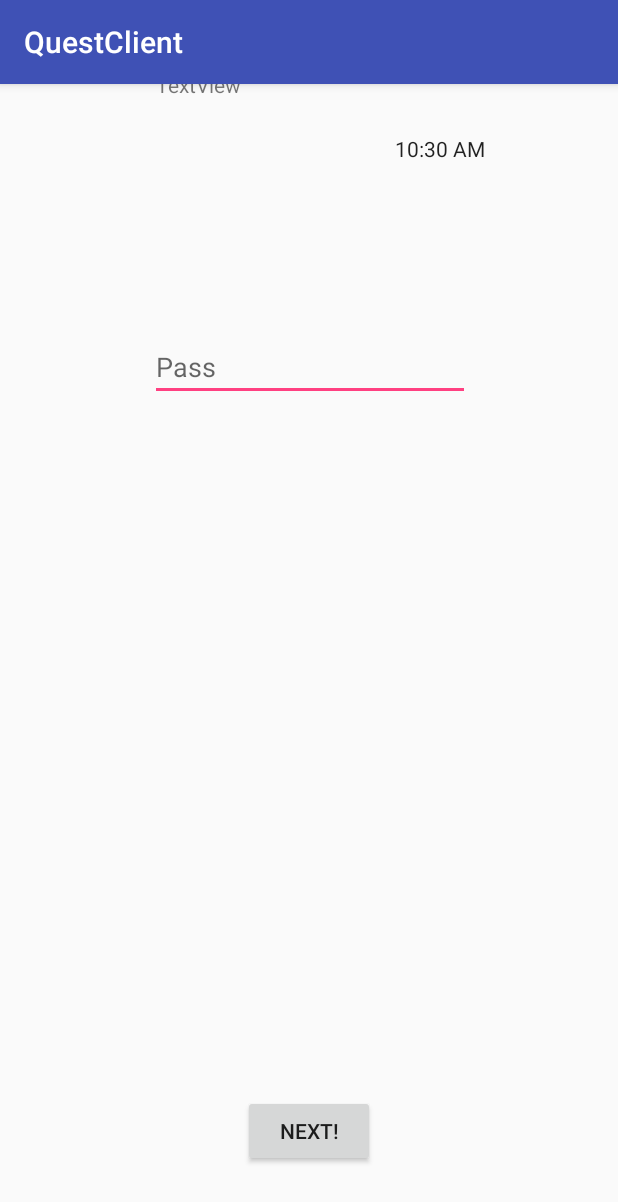
After one commit to DanielUrsachi/QuestServer, an Android app: the ParticipantActivity screen opened directly, with no data from a screen before it, on a phone screen of 412 x 824 dp. The commit adds this screen. Shown: the top 1202 px of the screen. Run offline under Robolectric (Android 15) with nearby library versions, the phone set to English and light mode, and no system bars.

Commit message:
communication client done

```diff
--- a/Android/app/build.gradle
+++ b/Android/app/build.gradle
@@ -24,8 +24,8 @@ dependencies {
     androidTestCompile('com.android.support.test.espresso:espresso-core:2.2.2', {
         exclude group: 'com.android.support', module: 'support-annotations'
     })
+
     compile 'com.android.support:appcompat-v7:25.3.1'
     compile 'com.android.support.constraint:constraint-layout:1.0.2'
     testCompile 'junit:junit:4.12'
-
 }
--- a/Android/app/src/main/AndroidManifest.xml
+++ b/Android/app/src/main/AndroidManifest.xml
@@ -1,6 +1,7 @@
 <?xml version="1.0" encoding="utf-8"?>
 <manifest xmlns:android="http://schemas.android.com/apk/res/android"
     package="com.example.dan.questclient">
+
     <uses-permission android:name="android.permission.INTERNET" />
     <uses-permission android:name="android.permission.NETWORK" />
     <uses-permission android:name="android.permission.ACCESS_NETWORK_STATE" />
@@ -21,7 +22,8 @@
             </intent-filter>
         </activity>
         <activity android:name=".CreatorActivity" />
-        <activity android:name=".RoomListActivity"></activity>
+        <activity android:name=".RoomListActivity" />
+        <activity android:name=".ParticipantActivity"></activity>
     </application>
 
 </manifest>
--- a/Android/app/src/main/java/com/example/dan/questclient/ClientCreator.java
+++ b/Android/app/src/main/java/com/example/dan/questclient/ClientCreator.java
@@ -20,7 +20,7 @@ import java.util.Vector;
 
 public class ClientCreator extends AsyncTask<String, Void, String> {
     public Event event;
-    public int request = 0;
+    public int request;
     public ClientCreator(Event event){
         this.event = event;
         this.request = 0;
--- /dev/null
+++ b/Android/app/src/main/java/com/example/dan/questclient/ClientParticipant.java
@@ -0,0 +1,104 @@
+package com.example.dan.questclient;
+
+import android.os.AsyncTask;
+
+import java.io.DataInputStream;
+import java.io.DataOutputStream;
+import java.io.ObjectInputStream;
+import java.net.InetAddress;
+import java.net.Socket;
+import java.util.Scanner;
+import java.util.Vector;
+
+/**
+ * Created by Dan on 19-Jun-17.
+ */
+
+public class ClientParticipant extends AsyncTask<String, Void, String> {
+    public Vector<String> names;
+    public Event event;
+    public String name;
+    public void setName(String name){
+        this.name = name;
+    }
+    public String getName(){
+        return this.name;
+    }
+    public Event getEvent(){
+        return this.event;
+    }
+    public void setEvent(){
+        Event event = new Event();
+
+        try {
+            InetAddress ip = InetAddress.getByName("10.0.2.2");
+            int port = 7879;
+
+            Socket socket = new Socket(ip, port);
+
+            DataInputStream in = new DataInputStream(socket.getInputStream());
+            DataOutputStream out = new DataOutputStream(socket.getOutputStream());
+            ObjectInputStream ois = new ObjectInputStream(socket.getInputStream());
+
+            out.writeUTF("object " + this.getName() );
+            out.flush();
+            //Thread.sleep(4000);
+             event = (Event) ois.readObject();
+            if(event != null){
+                out.writeUTF("end");
+            }
+
+
+
+            //event1.showEvent();
+
+
+
+
+
+
+//            vector  = (Vector<String>) ois.readObject();
+//
+//            if (vector != null){
+//                out.writeUTF("end");
+//                out.flush();
+//            }
+
+
+
+
+        } catch (Exception e) {
+            e.printStackTrace();
+        }
+
+        this.event = event;
+    }
+    public void setNames2(){
+        Vector<String> v1 = new Vector<String>();
+        v1.add("aa");
+        v1.add("bb");
+        v1.add("cc");
+        this.names = v1;
+    }
+    public Vector<String> getNames2(){
+        return this.names;
+    }
+    @Override
+    protected String doInBackground(String... params) {
+        //System.out.println(getNames().get(0));
+
+        //String s = this.getName();
+        setEvent();
+
+        System.out.println("am fost aici");
+
+        return null;
+    }
+
+    @Override
+    protected void onPostExecute(String s) {
+        super.onPostExecute(s);
+    }
+
+
+}
--- /dev/null
+++ b/Android/app/src/main/java/com/example/dan/questclient/ParticipantActivity.java
@@ -0,0 +1,77 @@
+package com.example.dan.questclient;
+
+import android.content.Intent;
+import android.os.CountDownTimer;
+import android.support.v7.app.AppCompatActivity;
+import android.os.Bundle;
+import android.widget.EditText;
+import android.widget.TextClock;
+import android.widget.TextView;
+import android.widget.Toast;
+
+import java.text.SimpleDateFormat;
+import java.util.Calendar;
+import java.util.Timer;
+import java.util.Vector;
+import java.util.concurrent.ExecutionException;
+
+public class ParticipantActivity extends AppCompatActivity {
+    Intent intent;
+    TextView clientHint;
+    TextClock textClock;
+    EditText clientPass;
+    CountDownTimer c;
+    public Event event;
+    int i;
+    @Override
+    protected void onCreate(Bundle savedInstanceState) {
+        super.onCreate(savedInstanceState);
+        setContentView(R.layout.activity_participant);
+
+        TextView clientHint = (TextView)findViewById(R.id.clientHint);
+        TextClock textClock = (TextClock)findViewById(R.id.textClock);
+        EditText clientPass = (EditText)findViewById(R.id.clientPass);
+
+        Intent intent = getIntent();
+        String name = intent.getStringExtra("name");
+        System.out.println("activity nou " + name);
+
+
+        ClientParticipant client = new ClientParticipant();
+        client.setName(name);
+        try {
+            client.execute().get();
+        } catch (InterruptedException e) {
+            e.printStackTrace();
+        } catch (ExecutionException e) {
+            e.printStackTrace();
+        }
+
+        this.event = client.getEvent();
+        this.event.showEvent();
+//        String timeStamp = new SimpleDateFormat("mm").format(Calendar.getInstance().getTime());
+//        System.out.println(timeStamp);
+
+        //textClock.setText(timeStamp);
+
+
+        this.i = this.event.getTime();
+        System.out.println(this.i);
+        c = new CountDownTimer(40000, 1000) { //40000 milli seconds is total time, 1000 milli seconds is time interval
+
+            public void onTick(long millisUntilFinished) {
+                System.out.println("aaaa");
+            }
+            public void onFinish() {
+                Toast toast = Toast.makeText(getApplicationContext(), "You loose", Toast.LENGTH_SHORT);
+                toast.show();
+            }
+        };
+
+        c.start();
+
+
+    }
+
+
+}
--- /dev/null
+++ b/Android/app/src/main/res/layout/activity_participant.xml
@@ -0,0 +1,72 @@
+<?xml version="1.0" encoding="utf-8"?>
+<android.support.constraint.ConstraintLayout xmlns:android="http://schemas.android.com/apk/res/android"
+    xmlns:app="http://schemas.android.com/apk/res-auto"
+    xmlns:tools="http://schemas.android.com/tools"
+    android:layout_width="match_parent"
+    android:layout_height="match_parent"
+    tools:context="com.example.dan.questclient.ParticipantActivity">
+
+    <EditText
+        android:id="@+id/clientPass"
+        android:layout_width="wrap_content"
+        android:layout_height="wrap_content"
+        android:layout_marginLeft="8dp"
+        android:layout_marginRight="8dp"
+        android:layout_marginTop="52dp"
+        android:ems="10"
+        android:hint="Pass"
+        android:inputType="textPersonName"
+        app:layout_constraintHorizontal_bias="0.503"
+        app:layout_constraintLeft_toLeftOf="parent"
+        app:layout_constraintRight_toRightOf="parent"
+        app:layout_constraintTop_toBottomOf="@+id/clientHint"
+        android:layout_marginBottom="8dp"
+        app:layout_constraintBottom_toTopOf="@+id/nextButton"
+        app:layout_constraintVertical_bias="0.035" />
+
+    <Button
+        android:id="@+id/nextButton"
+        android:layout_width="wrap_content"
+        android:layout_height="wrap_content"
+        android:layout_marginBottom="46dp"
+        android:layout_marginLeft="8dp"
+        android:layout_marginRight="8dp"
+        android:text="Next!"
+        app:layout_constraintBottom_toBottomOf="parent"
+        app:layout_constraintLeft_toLeftOf="parent"
+        app:layout_constraintRight_toRightOf="parent" />
+
+    <TextView
+        android:id="@+id/clientHint"
+        android:layout_width="188dp"
+        android:layout_height="97dp"
+        tools:layout_editor_absoluteX="98dp"
+        tools:layout_editor_absoluteY="133dp" />
+
+    <TextClock
+        android:id="@+id/textClock"
+        android:layout_width="91dp"
+        android:layout_height="60dp"
+        app:layout_constraintTop_toTopOf="parent"
+        android:layout_marginTop="33dp"
+        android:layout_marginRight="57dp"
+        app:layout_constraintRight_toRightOf="parent"
+        android:layout_marginBottom="8dp"
+        app:layout_constraintBottom_toTopOf="@+id/clientHint"
+        app:layout_constraintVertical_bias="0.0" />
+
+    <TextView
+        android:id="@+id/clientNume"
+        android:layout_width="wrap_content"
+        android:layout_height="wrap_content"
+        android:layout_marginBottom="8dp"
+        android:layout_marginLeft="8dp"
+        android:layout_marginRight="8dp"
+        android:layout_marginTop="8dp"
+        android:text="TextView"
+        app:layout_constraintBottom_toTopOf="@+id/clientHint"
+        app:layout_constraintHorizontal_bias="0.502"
+        app:layout_constraintLeft_toLeftOf="parent"
+        app:layout_constraintRight_toLeftOf="@+id/textClock"
+        app:layout_constraintTop_toTopOf="parent" />
+</android.support.constraint.ConstraintLayout>
```
Also changed, not shown: Android/app/src/main/java/com/example/dan/questclient/Client.java (added, +72 -0 lines), Android/app/src/main/java/com/example/dan/questclient/RoomListActivity.java (+70 -2 lines), 2 other files.
